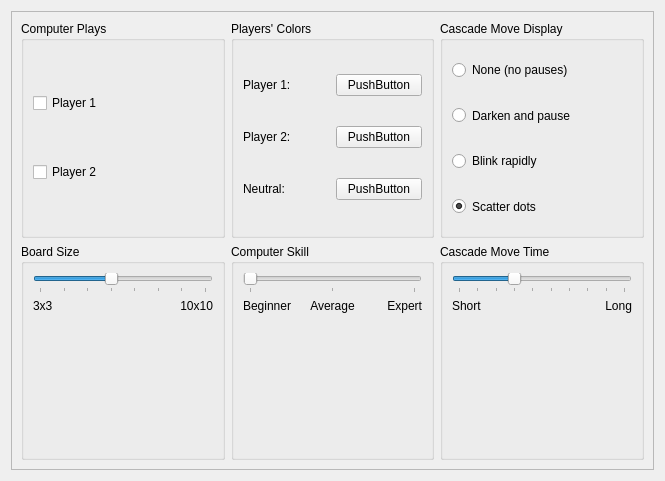
Above: settings.ui from KDE/kjumpingcube before the change. Below: the same form after it.
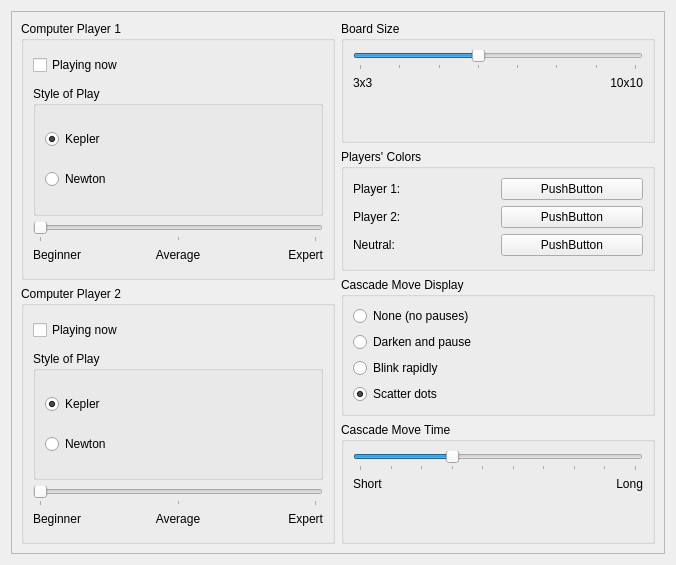
That is the form after the change. Custom widgets are drawn as their Qt base class.

Commit message: Make the choice of computer players, AI methods and skill levels fully configurable for both player 1 and player 2.

The edit to the form file:
```diff
--- a/settings.ui
+++ b/settings.ui
@@ -6,11 +6,11 @@
    <rect>
     <x>0</x>
     <y>0</y>
-    <width>665</width>
-    <height>481</height>
+    <width>676</width>
+    <height>565</height>
    </rect>
   </property>
-  <layout class="QVBoxLayout" name="verticalLayout_2">
+  <layout class="QHBoxLayout" name="horizontalLayout_3">
    <item>
     <widget class="QFrame" name="frame">
      <property name="frameShape">
@@ -19,101 +19,297 @@
      <property name="frameShadow">
       <enum>QFrame::Raised</enum>
      </property>
-     <layout class="QGridLayout" name="gridLayout">
-      <item row="2" column="2">
-       <widget class="QGroupBox" name="SpeedSlider">
+     <layout class="QHBoxLayout" name="horizontalLayout_9">
+      <item>
+       <layout class="QVBoxLayout" name="verticalLayout_15">
+        <item>
+         <widget class="QGroupBox" name="groupBox_3">
         <property name="title">
-         <string>Cascade Move Time</string>
-        </property>
-        <property name="checkable">
-         <bool>false</bool>
-        </property>
-        <layout class="QGridLayout" name="_3">
-         <item row="0" column="0" colspan="3">
-          <widget class="QSlider" name="kcfg_AnimationSpeed">
-           <property name="minimum">
-            <number>1</number>
-           </property>
+           <string>Computer Player 1</string>
+          </property>
+          <layout class="QVBoxLayout" name="verticalLayout_5">
+           <item>
+            <widget class="QCheckBox" name="kcfg_ComputerPlayer1">
+             <property name="sizePolicy">
+              <sizepolicy hsizetype="Expanding" vsizetype="Fixed">
+               <horstretch>0</horstretch>
+               <verstretch>0</verstretch>
+              </sizepolicy>
+             </property>
+             <property name="minimumSize">
+              <size>
+               <width>0</width>
+               <height>30</height>
+              </size>
+             </property>
+             <property name="text">
+              <string>Playing now</string>
+             </property>
+            </widget>
+           </item>
+           <item>
+            <widget class="QGroupBox" name="groupBox_5">
+             <property name="sizePolicy">
+              <sizepolicy hsizetype="Preferred" vsizetype="Expanding">
+               <horstretch>0</horstretch>
+               <verstretch>0</verstretch>
+              </sizepolicy>
+             </property>
+             <property name="title">
+              <string>Style of Play</string>
+             </property>
+             <layout class="QVBoxLayout" name="verticalLayout_4">
+              <item>
+               <widget class="QRadioButton" name="kcfg_Kepler1">
+                <property name="text">
+                 <string>Kepler</string>
+                </property>
+                <property name="checked">
+                 <bool>true</bool>
+                </property>
+               </widget>
+              </item>
+              <item>
+               <widget class="QRadioButton" name="kcfg_Newton1">
+                <property name="text">
+                 <string>Newton</string>
+                </property>
+               </widget>
+              </item>
+             </layout>
+            </widget>
+           </item>
+           <item>
+            <layout class="QVBoxLayout" name="verticalLayout_3">
+             <item>
+              <widget class="QSlider" name="kcfg_Skill1">
            <property name="maximum">
-            <number>10</number>
-           </property>
-           <property name="singleStep">
-            <number>1</number>
+                <number>2</number>
            </property>
            <property name="pageStep">
             <number>1</number>
            </property>
-           <property name="value">
-            <number>4</number>
-           </property>
            <property name="sliderPosition">
-            <number>4</number>
-           </property>
-           <property name="orientation">
-            <enum>Qt::Horizontal</enum>
-           </property>
-           <property name="invertedAppearance">
-            <bool>false</bool>
-           </property>
-           <property name="tickPosition">
-            <enum>QSlider::TicksBelow</enum>
-           </property>
-           <property name="tickInterval">
             <number>0</number>
            </property>
-          </widget>
-         </item>
-         <item row="4" column="0">
-          <widget class="QLabel" name="label_14">
+               <property name="orientation">
+                <enum>Qt::Horizontal</enum>
+               </property>
+               <property name="tickPosition">
+                <enum>QSlider::TicksBelow</enum>
+               </property>
+              </widget>
+             </item>
+             <item>
+              <layout class="QHBoxLayout" name="horizontalLayout">
+               <item>
+                <widget class="QLabel" name="label">
+                 <property name="sizePolicy">
+                  <sizepolicy hsizetype="Minimum" vsizetype="Minimum">
+                   <horstretch>0</horstretch>
+                   <verstretch>0</verstretch>
+                  </sizepolicy>
+                 </property>
+                 <property name="minimumSize">
+                  <size>
+                   <width>0</width>
+                   <height>20</height>
+                  </size>
+                 </property>
            <property name="text">
-            <string>Short</string>
+                  <string>Beginner</string>
            </property>
            <property name="alignment">
             <set>Qt::AlignLeading|Qt::AlignLeft|Qt::AlignTop</set>
            </property>
           </widget>
          </item>
-         <item row="4" column="2">
-          <widget class="QLabel" name="label_13">
+               <item>
+                <widget class="QLabel" name="label_2">
            <property name="text">
-            <string>Long</string>
+                  <string>Average</string>
            </property>
            <property name="alignment">
+                  <set>Qt::AlignHCenter|Qt::AlignTop</set>
+                 </property>
+                </widget>
+               </item>
+               <item>
+                <widget class="QLabel" name="label_3">
+                 <property name="sizePolicy">
+                  <sizepolicy hsizetype="Preferred" vsizetype="Minimum">
+                   <horstretch>0</horstretch>
+                   <verstretch>0</verstretch>
+                  </sizepolicy>
+                 </property>
+                 <property name="text">
+                  <string>Expert</string>
+                 </property>
+                 <property name="alignment">
             <set>Qt::AlignRight|Qt::AlignTop|Qt::AlignTrailing</set>
            </property>
           </widget>
          </item>
         </layout>
-       </widget>
-      </item>
-      <item row="2" column="0">
+             </item>
+            </layout>
+           </item>
+          </layout>
+         </widget>
+        </item>
+        <item>
+         <widget class="QGroupBox" name="groupBox">
+          <property name="title">
+           <string>Computer Player 2</string>
+          </property>
+          <layout class="QVBoxLayout" name="verticalLayout_14">
+           <item>
+            <widget class="QCheckBox" name="kcfg_ComputerPlayer2">
+             <property name="sizePolicy">
+              <sizepolicy hsizetype="Expanding" vsizetype="Fixed">
+               <horstretch>0</horstretch>
+               <verstretch>0</verstretch>
+              </sizepolicy>
+             </property>
+             <property name="minimumSize">
+              <size>
+               <width>0</width>
+               <height>30</height>
+              </size>
+             </property>
+             <property name="text">
+              <string>Playing now</string>
+             </property>
+            </widget>
+           </item>
+           <item>
+            <widget class="QGroupBox" name="groupBox_6">
+             <property name="sizePolicy">
+              <sizepolicy hsizetype="Preferred" vsizetype="Expanding">
+               <horstretch>0</horstretch>
+               <verstretch>0</verstretch>
+              </sizepolicy>
+             </property>
+             <property name="title">
+              <string>Style of Play</string>
+             </property>
+             <property name="flat">
+              <bool>false</bool>
+             </property>
+             <layout class="QVBoxLayout" name="verticalLayout_2">
+              <item>
+               <widget class="QRadioButton" name="kcfg_Kepler2">
+                <property name="text">
+                 <string>Kepler</string>
+                </property>
+                <property name="checked">
+                 <bool>true</bool>
+                </property>
+               </widget>
+              </item>
+              <item>
+               <widget class="QRadioButton" name="kcfg_Newton2">
+                <property name="text">
+                 <string>Newton</string>
+                </property>
+               </widget>
+              </item>
+             </layout>
+            </widget>
+           </item>
+           <item>
+            <layout class="QVBoxLayout" name="verticalLayout">
+             <item>
+              <widget class="QSlider" name="kcfg_Skill2">
+               <property name="maximum">
+                <number>2</number>
+               </property>
+               <property name="pageStep">
+                <number>1</number>
+               </property>
+               <property name="orientation">
+                <enum>Qt::Horizontal</enum>
+               </property>
+               <property name="tickPosition">
+                <enum>QSlider::TicksBelow</enum>
+               </property>
+              </widget>
+             </item>
+             <item>
+              <layout class="QHBoxLayout" name="horizontalLayout_2">
+               <item>
+                <widget class="QLabel" name="label_9">
+                 <property name="sizePolicy">
+                  <sizepolicy hsizetype="Minimum" vsizetype="Minimum">
+                   <horstretch>0</horstretch>
+                   <verstretch>0</verstretch>
+                  </sizepolicy>
+                 </property>
+                 <property name="minimumSize">
+                  <size>
+                   <width>0</width>
+                   <height>20</height>
+                  </size>
+                 </property>
+                 <property name="text">
+                  <string>Beginner</string>
+                 </property>
+                 <property name="alignment">
+                  <set>Qt::AlignLeading|Qt::AlignLeft|Qt::AlignTop</set>
+                 </property>
+                </widget>
+               </item>
+               <item>
+                <widget class="QLabel" name="label_10">
+                 <property name="text">
+                  <string>Average</string>
+                 </property>
+                 <property name="alignment">
+                  <set>Qt::AlignHCenter|Qt::AlignTop</set>
+                 </property>
+                </widget>
+               </item>
+               <item>
+                <widget class="QLabel" name="label_11">
+                 <property name="sizePolicy">
+                  <sizepolicy hsizetype="Preferred" vsizetype="Minimum">
+                   <horstretch>0</horstretch>
+                   <verstretch>0</verstretch>
+                  </sizepolicy>
+                 </property>
+                 <property name="text">
+                  <string>Expert</string>
+                 </property>
+                 <property name="alignment">
+                  <set>Qt::AlignRight|Qt::AlignTop|Qt::AlignTrailing</set>
+                 </property>
+                </widget>
+               </item>
+              </layout>
+             </item>
+            </layout>
+           </item>
+          </layout>
+         </widget>
+        </item>
+       </layout>
+      </item>
+      <item>
+       <layout class="QVBoxLayout" name="verticalLayout_8">
+        <item>
        <widget class="QGroupBox" name="groupBox_2">
         <property name="title">
          <string>Board Size</string>
         </property>
-        <layout class="QGridLayout">
-         <item row="1" column="1">
-          <widget class="QLabel" name="label_5">
-           <property name="text">
-            <string>10x10</string>
-           </property>
-           <property name="alignment">
-            <set>Qt::AlignRight|Qt::AlignTop|Qt::AlignTrailing</set>
-           </property>
-          </widget>
-         </item>
-         <item row="1" column="0">
-          <widget class="QLabel" name="label_4">
-           <property name="text">
-            <string>3x3</string>
-           </property>
-           <property name="alignment">
-            <set>Qt::AlignLeading|Qt::AlignLeft|Qt::AlignTop</set>
-           </property>
-          </widget>
-         </item>
-         <item row="0" column="0" colspan="2">
+          <layout class="QVBoxLayout" name="verticalLayout_9">
+           <item>
           <widget class="QSlider" name="kcfg_CubeDim">
+             <property name="sizePolicy">
+              <sizepolicy hsizetype="Expanding" vsizetype="Fixed">
+               <horstretch>0</horstretch>
+               <verstretch>0</verstretch>
+              </sizepolicy>
+             </property>
            <property name="minimum">
             <number>3</number>
            </property>
@@ -134,144 +330,115 @@
            </property>
           </widget>
          </item>
-        </layout>
-       </widget>
-      </item>
-      <item row="2" column="1">
-       <widget class="QGroupBox" name="groupBox">
-        <property name="title">
-         <string>Computer Skill</string>
-        </property>
-        <layout class="QGridLayout">
-         <item row="1" column="2">
-          <widget class="QLabel" name="label_3">
+           <item>
+            <layout class="QHBoxLayout" name="horizontalLayout_8">
+             <item>
+              <widget class="QLabel" name="label_4">
            <property name="text">
-            <string>Expert</string>
-           </property>
-           <property name="alignment">
-            <set>Qt::AlignRight|Qt::AlignTop|Qt::AlignTrailing</set>
-           </property>
-          </widget>
-         </item>
-         <item row="1" column="0">
-          <widget class="QLabel" name="label">
-           <property name="text">
-            <string>Beginner</string>
+                <string>3x3</string>
            </property>
            <property name="alignment">
             <set>Qt::AlignLeading|Qt::AlignLeft|Qt::AlignTop</set>
            </property>
           </widget>
          </item>
-         <item row="1" column="1">
-          <widget class="QLabel" name="label_2">
-           <property name="text">
-            <string>Average</string>
-           </property>
-           <property name="alignment">
-            <set>Qt::AlignHCenter|Qt::AlignTop</set>
-           </property>
-          </widget>
-         </item>
-         <item row="0" column="0" colspan="3">
-          <widget class="QSlider" name="kcfg_Skill">
-           <property name="maximum">
-            <number>2</number>
-           </property>
-           <property name="pageStep">
-            <number>1</number>
-           </property>
+             <item>
+              <spacer name="horizontalSpacer">
            <property name="orientation">
             <enum>Qt::Horizontal</enum>
            </property>
-           <property name="tickPosition">
-            <enum>QSlider::TicksBelow</enum>
-           </property>
-          </widget>
-         </item>
-        </layout>
-       </widget>
-      </item>
-      <item row="1" column="0">
-       <widget class="QGroupBox" name="groupBox_3">
-        <property name="title">
-         <string>Computer Plays</string>
-        </property>
-        <layout class="QVBoxLayout">
+               <property name="sizeHint" stdset="0">
+                <size>
+                 <width>40</width>
+                 <height>20</height>
+                </size>
+               </property>
+              </spacer>
+             </item>
          <item>
-          <widget class="QCheckBox" name="kcfg_ComputerPlayer1">
+              <widget class="QLabel" name="label_5">
            <property name="text">
-            <string>Player 1</string>
-           </property>
-          </widget>
-         </item>
-         <item>
-          <widget class="QCheckBox" name="kcfg_ComputerPlayer2">
-           <property name="text">
-            <string>Player 2</string>
+                <string>10x10</string>
+               </property>
+               <property name="alignment">
+                <set>Qt::AlignRight|Qt::AlignTop|Qt::AlignTrailing</set>
            </property>
           </widget>
          </item>
         </layout>
-       </widget>
-      </item>
-      <item row="1" column="1">
+           </item>
+          </layout>
+         </widget>
+        </item>
+        <item>
        <widget class="QGroupBox" name="groupBox_4">
         <property name="title">
          <string>Players' Colors</string>
         </property>
-        <layout class="QGridLayout">
-         <item row="1" column="1">
-          <widget class="KColorButton" name="kcfg_Color2">
+          <layout class="QVBoxLayout" name="verticalLayout_6">
+           <item>
+            <layout class="QHBoxLayout" name="horizontalLayout_4">
+             <item>
+              <widget class="QLabel" name="label_6">
            <property name="text">
-            <string>PushButton</string>
+                <string>Player 1:</string>
            </property>
           </widget>
          </item>
-         <item row="0" column="1">
+             <item>
           <widget class="KColorButton" name="kcfg_Color1">
            <property name="text">
             <string>PushButton</string>
            </property>
           </widget>
          </item>
-         <item row="1" column="0">
+            </layout>
+           </item>
+           <item>
+            <layout class="QHBoxLayout" name="horizontalLayout_5">
+             <item>
           <widget class="QLabel" name="label_7">
            <property name="text">
             <string>Player 2:</string>
            </property>
           </widget>
          </item>
-         <item row="0" column="0">
-          <widget class="QLabel" name="label_6">
-           <property name="text">
-            <string>Player 1:</string>
-           </property>
-          </widget>
-         </item>
-         <item row="2" column="1">
-          <widget class="KColorButton" name="kcfg_Color0">
+             <item>
+              <widget class="KColorButton" name="kcfg_Color2">
            <property name="text">
             <string>PushButton</string>
            </property>
           </widget>
          </item>
-         <item row="2" column="0">
+            </layout>
+           </item>
+           <item>
+            <layout class="QHBoxLayout" name="horizontalLayout_6">
+             <item>
           <widget class="QLabel" name="label_8">
            <property name="text">
             <string>Neutral:</string>
            </property>
           </widget>
          </item>
-        </layout>
-       </widget>
-      </item>
-      <item row="1" column="2">
+             <item>
+              <widget class="KColorButton" name="kcfg_Color0">
+               <property name="text">
+                <string>PushButton</string>
+               </property>
+              </widget>
+             </item>
+            </layout>
+           </item>
+          </layout>
+         </widget>
+        </item>
+        <item>
        <widget class="QGroupBox" name="kcfg_AnimationType">
         <property name="title">
          <string>Cascade Move Display</string>
         </property>
-        <layout class="QVBoxLayout" name="verticalLayout">
+          <layout class="QVBoxLayout" name="verticalLayout_10">
          <item>
           <widget class="QRadioButton" name="kcfg_AnimationNone">
            <property name="sizePolicy">
@@ -329,6 +496,91 @@
          </item>
         </layout>
        </widget>
+        </item>
+        <item>
+         <widget class="QGroupBox" name="SpeedSlider">
+          <property name="title">
+           <string>Cascade Move Time</string>
+          </property>
+          <property name="checkable">
+           <bool>false</bool>
+          </property>
+          <layout class="QVBoxLayout" name="verticalLayout_7">
+           <item>
+            <widget class="QSlider" name="kcfg_AnimationSpeed">
+             <property name="minimum">
+              <number>1</number>
+             </property>
+             <property name="maximum">
+              <number>10</number>
+             </property>
+             <property name="singleStep">
+              <number>1</number>
+             </property>
+             <property name="pageStep">
+              <number>1</number>
+             </property>
+             <property name="value">
+              <number>4</number>
+             </property>
+             <property name="sliderPosition">
+              <number>4</number>
+             </property>
+             <property name="orientation">
+              <enum>Qt::Horizontal</enum>
+             </property>
+             <property name="invertedAppearance">
+              <bool>false</bool>
+             </property>
+             <property name="tickPosition">
+              <enum>QSlider::TicksBelow</enum>
+             </property>
+             <property name="tickInterval">
+              <number>0</number>
+             </property>
+            </widget>
+           </item>
+           <item>
+            <layout class="QHBoxLayout" name="horizontalLayout_7">
+             <item>
+              <widget class="QLabel" name="label_14">
+               <property name="text">
+                <string>Short</string>
+               </property>
+               <property name="alignment">
+                <set>Qt::AlignLeading|Qt::AlignLeft|Qt::AlignTop</set>
+               </property>
+              </widget>
+             </item>
+             <item>
+              <spacer name="horizontalSpacer_2">
+               <property name="orientation">
+                <enum>Qt::Horizontal</enum>
+               </property>
+               <property name="sizeHint" stdset="0">
+                <size>
+                 <width>40</width>
+                 <height>20</height>
+                </size>
+               </property>
+              </spacer>
+             </item>
+             <item>
+              <widget class="QLabel" name="label_13">
+               <property name="text">
+                <string>Long</string>
+               </property>
+               <property name="alignment">
+                <set>Qt::AlignRight|Qt::AlignTop|Qt::AlignTrailing</set>
+               </property>
+              </widget>
+             </item>
+            </layout>
+           </item>
+          </layout>
+         </widget>
+        </item>
+       </layout>
       </item>
      </layout>
     </widget>
```
Lines whose indentation alone changed are shown as unchanged. The commit also changes 10 other files.
